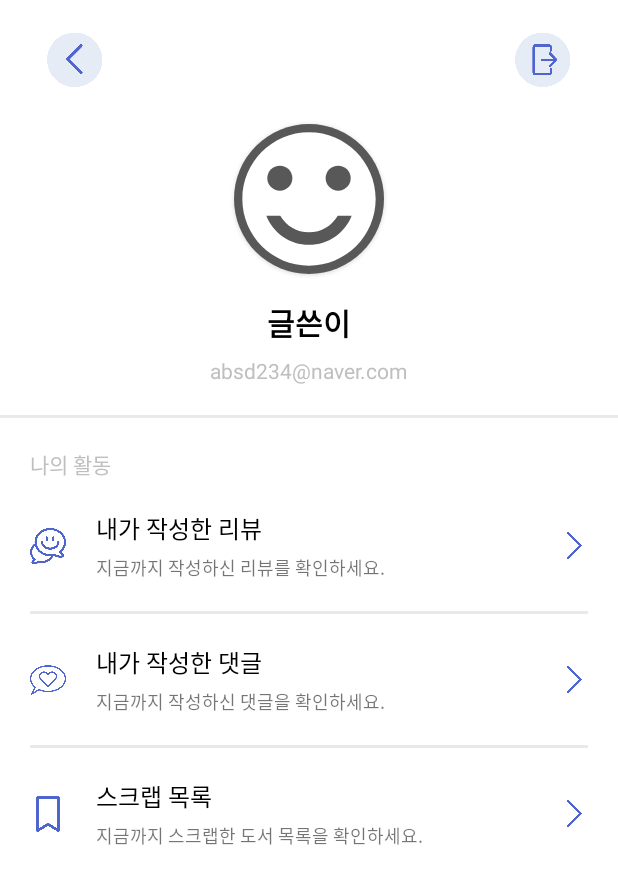
After one commit to PNU-2020-team4/Book-Review-Platform-Front-End, an Android app: the layout activity_my_page.xml on its own in the app's theme, with its tools: preview values and no code run, on a phone screen of 412 x 824 dp. The commit adds this screen. Shown: the top 884 px of the screen. Run offline under Robolectric (Android 15) with nearby library versions, the phone set to English and light mode, and no system bars.

Commit message:
마이페이지 레이아웃 수정

```diff
--- a/app/build.gradle
+++ b/app/build.gradle
@@ -38,11 +38,12 @@ dependencies {
     implementation fileTree(dir: 'libs', include: ['*.jar'])
     implementation "org.jetbrains.kotlin:kotlin-stdlib-jdk7:$kotlin_version"
     implementation 'androidx.appcompat:appcompat:1.1.0'
-    implementation 'androidx.core:core-ktx:1.2.0'
+    implementation 'androidx.core:core-ktx:1.3.0'
     implementation 'androidx.constraintlayout:constraintlayout:1.1.3'
     testImplementation 'junit:junit:4.13'
     androidTestImplementation 'androidx.test.ext:junit:1.1.1'
     androidTestImplementation 'androidx.test.espresso:espresso-core:3.2.0'
+    implementation "androidx.cardview:cardview:1.0.0"
 
     implementation "androidx.navigation:navigation-fragment-ktx:2.2.2"
     implementation "androidx.navigation:navigation-ui-ktx:2.2.2"
--- a/app/src/main/java/com/example/bookreview/LoginActivity.kt
+++ b/app/src/main/java/com/example/bookreview/LoginActivity.kt
@@ -40,7 +40,11 @@ class LoginActivity : AppCompatActivity() {
             viewModel.getUserInfo()
         })
         viewModel.isPostFinished.observe(this, Observer {
-            startActivity(Intent(applicationContext, MainActivity::class.java).putExtra("profileImage", viewModel.userProfileImageSrc).putExtra("id", viewModel.id))
+            startActivity(Intent(applicationContext, MainActivity::class.java)
+                .putExtra("profileImage", viewModel.userProfileImageSrc)
+                .putExtra("id", viewModel.id)
+                .putExtra("mail", viewModel.mail)
+                .putExtra("nickname", viewModel.name))
 
             finish()
         })
--- a/app/src/main/java/com/example/bookreview/MainActivity.kt
+++ b/app/src/main/java/com/example/bookreview/MainActivity.kt
@@ -28,14 +28,15 @@ class MainActivity : AppCompatActivity() {
     override fun onCreate(savedInstanceState: Bundle?) {
         super.onCreate(savedInstanceState)
         setContentView(R.layout.activity_main)
-        setViewPager()
-        setTab()
 
         adapter = MainBestSellerAdapter(viewModel)
         main_popular_recycler.adapter = adapter
 
         val profileImage = intent.extras?.getString("profileImage")
         val id = intent.extras?.getString("id")
+        val email = intent.extras?.getString("mail")
+        val name = intent.extras?.getString("nickname")
+
         Log.e("On create Main , User profile : ", profileImage)
         Log.e("On create Main, User id : ", id)
         //status bar 투명하게 처리
@@ -53,8 +54,11 @@ class MainActivity : AppCompatActivity() {
         }
 
         main_user_button.setOnClickListener {
-            val nextIntent = Intent(this, MyPageActivity::class.java).putExtra("profileImage",profileImage)
-            nextIntent.putExtra("id", id)
+            val nextIntent = Intent(this, MyPageActivity::class.java)
+                .putExtra("profileImage",profileImage)
+                .putExtra("id", id)
+                .putExtra("mail", email)
+                .putExtra("nickname", name)
             startActivity(nextIntent)
         }
 
@@ -80,25 +84,25 @@ class MainActivity : AppCompatActivity() {
         finish()
     }
 
-    private fun setViewPager() {
-        viewpager.adapter = object : FragmentStateAdapter(this) {
-
-            override fun createFragment(position: Int): Fragment {
-                return ResourceStore.pagerFragments[position]
-            }
-
-            override fun getItemCount(): Int {
-                return ResourceStore.tabList.size
-            }
-        }
-    }
-
-    private fun setTab() {
-        TabLayoutMediator(tab_layout, viewpager) { tab : TabLayout.Tab, position ->
-            tab.text = ResourceStore.tabList[position]
-            main_title.setOnClickListener(){
-                viewpager.setCurrentItem(TabLayout.Tab.INVALID_POSITION, true)
-            }
-        }.attach()
-    }
+//    private fun setViewPager() {
+//        viewpager.adapter = object : FragmentStateAdapter(this) {
+//
+//            override fun createFragment(position: Int): Fragment {
+//                return ResourceStore.pagerFragments[position]
+//            }
+//
+//            override fun getItemCount(): Int {
+//                return ResourceStore.tabList.size
+//            }
+//        }
+//    }
+//
+//    private fun setTab() {
+//        TabLayoutMediator(tab_layout, viewpager) { tab : TabLayout.Tab, position ->
+//            tab.text = ResourceStore.tabList[position]
+//            main_title.setOnClickListener(){
+//                viewpager.setCurrentItem(TabLayout.Tab.INVALID_POSITION, true)
+//            }
+//        }.attach()
+//    }
 }
--- a/app/src/main/java/com/example/bookreview/ui/myPage/MyPageActivity.kt
+++ b/app/src/main/java/com/example/bookreview/ui/myPage/MyPageActivity.kt
@@ -1,48 +1,62 @@
 package com.example.bookreview.ui.myPage
 
 import android.content.Intent
+import android.graphics.Color
 import android.os.Bundle
+import android.view.View
 import androidx.appcompat.app.AppCompatActivity
 import com.example.bookreview.R
 import com.example.bookreview.viewModel.MainViewModel
 import com.squareup.picasso.Picasso
+import kotlinx.android.synthetic.main.activity_my_page.*
 import kotlinx.android.synthetic.main.my_page.*
 import org.koin.androidx.viewmodel.ext.android.viewModel
 
 class MyPageActivity : AppCompatActivity() {
-    private val viewModel by viewModel<MainViewModel>()
 
     override fun onCreate(savedInstanceState: Bundle?) {
         super.onCreate(savedInstanceState)
-        setContentView(R.layout.my_page)
-        Picasso.get().load(intent.extras?.getString("profileImage")).into(user_profile_img)
+        setContentView(R.layout.activity_my_page)
+        this.window.apply {
+            //clearFlags(WindowManager.LayoutParams.FLAG_TRANSLUCENT_STATUS)
+            //addFlags(WindowManager.LayoutParams.FLAG_DRAWS_SYSTEM_BAR_BACKGROUNDS)
+            decorView.systemUiVisibility = View.SYSTEM_UI_FLAG_LIGHT_STATUS_BAR
+            statusBarColor = Color.WHITE
+        }
         var id = intent.extras?.getString("id")
+        var mail = intent.extras?.getString("mail")
+        var name = intent.extras?.getString("nickname")
         var profileImage = intent.extras?.getString("profileImage")
+        Picasso.get().load(profileImage).into(my_page_user_image)
 
-        my_page_back_button.setOnClickListener {
+        my_page_profile_photo.elevation = 10.0f
+        my_page_user_name.text = name
+        my_page_user_email.text = mail
+
+        my_page_back.setOnClickListener {
             finish()
         }
 
-        my_review_button.setOnClickListener {
+        my_page_my_review.setOnClickListener {
             val nextIntent = Intent(this, MyReviewActivity::class.java)
             nextIntent.putExtra("id", id)
             nextIntent.putExtra("profileImage", profileImage)
             startActivity(nextIntent)
         }
+//
+//        edit_profile_button.setOnClickListener {
+//            startActivity(Intent(this, EditProfileActivity::class.java))
+//        }
 
-        edit_profile_button.setOnClickListener {
-            startActivity(Intent(this, EditProfileActivity::class.java))
-        }
-
-        my_comment_button.setOnClickListener {
+        my_page_my_comment.setOnClickListener {
             startActivity(Intent(this, MyCommentActivity::class.java))
         }
 
-        scrap_button.setOnClickListener {
+        my_page_my_scrap.setOnClickListener {
             startActivity(Intent(this, ScrapActivity::class.java))
         }
 
-        my_page_withdrawal_button.setOnClickListener {
+        my_page_logout.setOnClickListener {
             val nextIntent = Intent(this, WithdrawalActivity::class.java)
             nextIntent.putExtra("userId", id)
             startActivity(nextIntent)
--- a/app/src/main/java/com/example/bookreview/ui/splash/SplashActivity.kt
+++ b/app/src/main/java/com/example/bookreview/ui/splash/SplashActivity.kt
@@ -33,7 +33,12 @@ class SplashActivity : AppCompatActivity() {
         })
 
         viewModel.isPostFinished.observe(this, Observer {
-            startActivity(Intent(applicationContext, MainActivity::class.java).putExtra("profileImage", viewModel.userProfileImageSrc).putExtra("id", viewModel.id))
+            startActivity(Intent(applicationContext, MainActivity::class.java)
+                .putExtra("profileImage", viewModel.userProfileImageSrc)
+                .putExtra("id", viewModel.id)
+                .putExtra("mail", viewModel.mail)
+                .putExtra("nickname", viewModel.name))
+
 
             finish()
         })
--- a/app/src/main/java/com/example/bookreview/viewModel/MainViewModel.kt
+++ b/app/src/main/java/com/example/bookreview/viewModel/MainViewModel.kt
@@ -56,6 +56,8 @@ class MainViewModel(private val serverRepository: ServerRepository,
 
     var userProfileImageSrc : String? = null
     var id : String? = null
+    var mail : String? = null
+    var name : String? = null
     var popularBookList = ArrayList<BestSeller>()
 
     var bestTitle : String? = null
@@ -96,6 +98,8 @@ class MainViewModel(private val serverRepository: ServerRepository,
 
             userProfileImageSrc = it.response.profile_image
             id = it.response.id
+            mail = it.response.email
+            name = it.response.nickname
 
             val response =  Response(it.response.age,it.response.birthday,it.response.email,
                 it.response.gender,it.response.id,it.response.name,it.response.nickname,it.response.profile_image)
--- a/app/src/main/java/com/example/bookreview/viewModel/SplashViewModel.kt
+++ b/app/src/main/java/com/example/bookreview/viewModel/SplashViewModel.kt
@@ -43,6 +43,8 @@ class SplashViewModel(private val serverRepository: ServerRepository,
 
     var userProfileImageSrc : String? = null
     var id : String? = null
+    var mail : String? = null
+    var name : String? = null
 
     private val compositeDisposable = CompositeDisposable()
     private fun addDisposable(disposable: Disposable) {
@@ -81,9 +83,12 @@ class SplashViewModel(private val serverRepository: ServerRepository,
                 Log.e("test user info email",it.response.email)
                 Log.e("test user info image",it.response.profile_image)
                 Log.e("test user info id", it.response.id)
+                Log.e("test user info nickname", it.response.nickname)
 
                 userProfileImageSrc = it.response.profile_image
                 id = it.response.id
+                mail = it.response.email
+                name = it.response.nickname
 
                 val response =  Response(it.response.age,it.response.birthday,it.response.email,
                     it.response.gender,it.response.id,it.response.name,it.response.nickname,it.response.profile_image)
--- /dev/null
+++ b/app/src/main/res/drawable/shape_rect.xml
@@ -0,0 +1,5 @@
+<shape xmlns:android="http://schemas.android.com/apk/res/android"
+    android:shape="rectangle">
+    <solid android:color="#ffffffff" />
+    <corners android:radius="5dp" />
+</shape>
--- a/app/src/main/res/layout/activity_main.xml
+++ b/app/src/main/res/layout/activity_main.xml
@@ -103,7 +103,7 @@
                     android:layout_width="wrap_content"
                     android:layout_height="wrap_content"
                     android:text="책 제목"
-                    android:textSize="21sp"
+                    android:textSize="20sp"
                     android:textStyle="bold"
                     android:textColor="@color/black"
                     app:layout_constraintStart_toEndOf="@+id/main_best_seller_image"
--- /dev/null
+++ b/app/src/main/res/layout/activity_my_page.xml
@@ -0,0 +1,282 @@
+<?xml version="1.0" encoding="utf-8"?>
+<androidx.constraintlayout.widget.ConstraintLayout xmlns:android="http://schemas.android.com/apk/res/android"
+    android:layout_width="match_parent"
+    android:layout_height="match_parent"
+    xmlns:app="http://schemas.android.com/apk/res-auto">
+    <ImageButton
+        android:id="@+id/my_page_back"
+        android:layout_width="40dp"
+        android:layout_height="40dp"
+        android:background="@drawable/back_button_2"
+        app:layout_constraintTop_toTopOf="parent"
+        app:layout_constraintStart_toStartOf="parent"
+        android:layout_marginTop="20dp"
+        android:layout_marginStart="30dp"/>
+    <ImageButton
+        android:id="@+id/my_page_logout"
+        android:layout_width="40dp"
+        android:layout_height="40dp"
+        android:background="@drawable/ic_logout"
+        app:layout_constraintTop_toTopOf="parent"
+        app:layout_constraintEnd_toEndOf="parent"
+        android:layout_marginTop="20dp"
+        android:layout_marginEnd="30dp"/>
+    <androidx.constraintlayout.widget.Guideline
+        android:id="@+id/my_page_guideline_hor_1"
+        android:layout_width="wrap_content"
+        android:layout_height="wrap_content"
+        android:orientation="horizontal"
+        app:layout_constraintGuide_percent="0.1"
+        />
+    <androidx.cardview.widget.CardView
+        android:id="@+id/my_page_profile_photo"
+        android:layout_width="100dp"
+        android:layout_height="100dp"
+        app:cardCornerRadius="50dp"
+        android:elevation="7dp"
+        android:background="@drawable/shape_rect"
+        app:layout_constraintEnd_toEndOf="parent"
+        app:layout_constraintStart_toStartOf="parent"
+        app:layout_constraintTop_toTopOf="@+id/my_page_guideline_hor_1">
+        <ImageView
+            android:id="@+id/my_page_user_image"
+            android:layout_width="133dp"
+            android:layout_height="140dp"
+            android:layout_gravity="center"
+            android:contentDescription="@string/contentDescription"
+            android:src="@drawable/ic_user" />
+    </androidx.cardview.widget.CardView>
+    <TextView
+        android:id="@+id/my_page_user_name"
+        android:layout_width="wrap_content"
+        android:layout_height="wrap_content"
+        android:text="@string/author"
+        android:textSize="20sp"
+        android:textStyle="bold"
+        android:textColor="@color/black"
+        app:layout_constraintTop_toBottomOf="@+id/my_page_profile_photo"
+        app:layout_constraintEnd_toEndOf="parent"
+        app:layout_constraintStart_toStartOf="parent"
+        android:layout_marginTop="17dp"
+        />
+    <TextView
+        android:id="@+id/my_page_user_email"
+        android:layout_width="wrap_content"
+        android:layout_height="wrap_content"
+        android:text="absd234@naver.com"
+        android:textSize="14sp"
+        app:layout_constraintTop_toBottomOf="@+id/my_page_user_name"
+        app:layout_constraintEnd_toEndOf="parent"
+        app:layout_constraintStart_toStartOf="parent"
+        android:layout_marginTop="7dp"
+        android:textColor="@color/grey_trans"
+        />
+    <View
+        android:id="@+id/my_page_separate_line_1"
+        android:layout_width="match_parent"
+        android:layout_height="2dp"
+        android:background="@color/grey_trans_2"
+        app:layout_constraintTop_toBottomOf="@id/my_page_user_email"
+        android:layout_marginVertical="20dp"
+        />
+    <TextView
+        android:id="@+id/my_page_activity_layout"
+        android:layout_width="wrap_content"
+        android:layout_height="wrap_content"
+        android:text="나의 활동"
+        android:textSize="14sp"
+        app:layout_constraintTop_toBottomOf="@+id/my_page_separate_line_1"
+        app:layout_constraintStart_toStartOf="parent"
+        android:layout_marginTop="20dp"
+        android:layout_marginStart="20dp"
+        android:textColor="@color/grey_trans"
+        />
+    <LinearLayout
+        android:id="@+id/my_page_activity"
+        android:orientation="vertical"
+        android:layout_width="match_parent"
+        android:layout_height="wrap_content"
+        app:layout_constraintTop_toBottomOf="@+id/my_page_activity_layout"
+        android:layout_marginTop="10dp"
+        >
+        <androidx.constraintlayout.widget.ConstraintLayout
+            android:id="@+id/my_page_my_review"
+            android:layout_width="match_parent"
+            android:layout_height="wrap_content"
+            android:clickable="true"
+            android:focusable="true"
+            android:foreground="?android:attr/selectableItemBackground">
+            <androidx.appcompat.widget.AppCompatImageView
+                android:id="@+id/my_page_my_review_image"
+                android:layout_width="24dp"
+                android:layout_height="24dp"
+                app:layout_constraintTop_toTopOf="parent"
+                app:layout_constraintBottom_toBottomOf="parent"
+                app:layout_constraintStart_toStartOf="parent"
+                android:layout_margin="20dp"
+                android:src="@drawable/ic_review"
+                />
+            <TextView
+                android:id="@+id/my_page_my_review_title"
+                android:layout_width="wrap_content"
+                android:layout_height="wrap_content"
+                android:text="내가 작성한 리뷰"
+                android:textColor="@color/black"
+                android:textSize="16sp"
+                app:layout_constraintStart_toEndOf="@+id/my_page_my_review_image"
+                app:layout_constraintTop_toTopOf="parent"
+                android:layout_marginStart="20dp"
+                android:layout_marginTop="10dp"
+                />
+            <TextView
+                android:id="@+id/my_page_my_review_desc"
+                android:layout_width="wrap_content"
+                android:layout_height="wrap_content"
+                android:text="지금까지 작성하신 리뷰를 확인하세요."
+                android:textSize="12sp"
+                app:layout_constraintBottom_toBottomOf="parent"
+                app:layout_constraintStart_toEndOf="@+id/my_page_my_review_image"
+                app:layout_constraintTop_toBottomOf="@+id/my_page_my_review_title"
+                android:layout_marginStart="20dp"
+                android:layout_marginBottom="10dp"
+                android:layout_marginTop="5dp"
+                />
+            <ImageView
+                android:layout_width="18dp"
+                android:layout_height="18dp"
+                android:src="@drawable/ic_next"
+                app:layout_constraintEnd_toEndOf="parent"
+                app:layout_constraintTop_toTopOf="parent"
+                app:layout_constraintBottom_toBottomOf="parent"
+                android:layout_margin="20dp"
+                />
+        </androidx.constraintlayout.widget.ConstraintLayout>
+
+        <View
+            android:id="@+id/my_page_separate_line_2"
+            android:layout_width="wrap_content"
+            android:layout_height="2dp"
+            android:layout_marginHorizontal="20dp"
+            android:layout_marginVertical="10dp"
+            android:background="@color/grey_trans_2"
+            app:layout_constraintTop_toBottomOf="@id/my_page_user_email"
+            />
+
+        <androidx.constraintlayout.widget.ConstraintLayout
+            android:id="@+id/my_page_my_comment"
+            android:layout_width="match_parent"
+            android:layout_height="wrap_content"
+            android:clickable="true"
+            android:focusable="true"
+            android:foreground="?android:attr/selectableItemBackground">
+            <androidx.appcompat.widget.AppCompatImageView
+                android:id="@+id/my_page_my_comment_image"
+                android:layout_width="24dp"
+                android:layout_height="24dp"
+                app:layout_constraintTop_toTopOf="parent"
+                app:layout_constraintBottom_toBottomOf="parent"
+                app:layout_constraintStart_toStartOf="parent"
+                android:layout_margin="20dp"
+                android:src="@drawable/ic_comment"
+                />
+            <TextView
+                android:id="@+id/my_page_my_comment_title"
+                android:layout_width="wrap_content"
+                android:layout_height="wrap_content"
+                android:text="내가 작성한 댓글"
+                android:textColor="@color/black"
+                android:textSize="16sp"
+                app:layout_constraintStart_toEndOf="@+id/my_page_my_comment_image"
+                app:layout_constraintTop_toTopOf="parent"
+                android:layout_marginStart="20dp"
+                android:layout_marginTop="10dp"
+                />
+            <TextView
+                android:id="@+id/my_page_my_comment_desc"
+                android:layout_width="wrap_content"
+                android:layout_height="wrap_content"
+                android:text="지금까지 작성하신 댓글을 확인하세요."
+                android:textSize="12sp"
+                app:layout_constraintBottom_toBottomOf="parent"
+                app:layout_constraintStart_toEndOf="@+id/my_page_my_comment_image"
+                app:layout_constraintTop_toBottomOf="@+id/my_page_my_comment_title"
+                android:layout_marginStart="20dp"
+                android:layout_marginBottom="10dp"
+                android:layout_marginTop="5dp"
+                />
+            <ImageView
+                android:layout_width="18dp"
+                android:layout_height="18dp"
+                android:src="@drawable/ic_next"
+                app:layout_constraintEnd_toEndOf="parent"
+                app:layout_constraintTop_toTopOf="parent"
+                app:layout_constraintBottom_toBottomOf="parent"
+                android:layout_margin="20dp"
+                />
+        </androidx.constraintlayout.widget.ConstraintLayout>
+
+        <View
+            android:id="@+id/my_page_separate_line_3"
+            android:layout_width="wrap_content"
+            android:layout_height="2dp"
+            android:layout_marginHorizontal="20dp"
+            android:layout_marginVertical="10dp"
+            android:background="@color/grey_trans_2"
+            app:layout_constraintTop_toBottomOf="@id/my_page_user_email"
+            />
+
+        <androidx.constraintlayout.widget.ConstraintLayout
+            android:id="@+id/my_page_my_scrap"
+            android:layout_width="match_parent"
+            android:layout_height="wrap_content"
+            android:clickable="true"
+            android:focusable="true"
+            android:foreground="?android:attr/selectableItemBackground">
+            <androidx.appcompat.widget.AppCompatImageView
+                android:id="@+id/my_page_my_scrap_image"
+                android:layout_width="24dp"
+                android:layout_height="24dp"
+                app:layout_constraintTop_toTopOf="parent"
+                app:layout_constraintBottom_toBottomOf="parent"
+                app:layout_constraintStart_toStartOf="parent"
+                android:layout_margin="20dp"
+                android:src="@drawable/ic_bookmark"
+                />
+            <TextView
+                android:id="@+id/my_page_my_scrap_title"
+                android:layout_width="wrap_content"
+                android:layout_height="wrap_content"
+                android:text="스크랩 목록"
+                android:textColor="@color/black"
+                android:textSize="16sp"
+                app:layout_constraintStart_toEndOf="@+id/my_page_my_scrap_image"
+                app:layout_constraintTop_toTopOf="parent"
+                android:layout_marginStart="20dp"
+                android:layout_marginTop="10dp"
+                />
+            <TextView
+                android:id="@+id/my_page_my_scrap_desc"
+                android:layout_width="wrap_content"
+                android:layout_height="wrap_content"
+                android:text="지금까지 스크랩한 도서 목록을 확인하세요."
+                android:textSize="12sp"
+                app:layout_constraintBottom_toBottomOf="parent"
+                app:layout_constraintStart_toEndOf="@+id/my_page_my_scrap_image"
+                app:layout_constraintTop_toBottomOf="@+id/my_page_my_scrap_title"
+                android:layout_marginStart="20dp"
+                android:layout_marginBottom="10dp"
+                android:layout_marginTop="5dp"
+                />
+            <ImageView
+                android:layout_width="18dp"
+                android:layout_height="18dp"
+                android:src="@drawable/ic_next"
+                app:layout_constraintEnd_toEndOf="parent"
+                app:layout_constraintTop_toTopOf="parent"
+                app:layout_constraintBottom_toBottomOf="parent"
+                android:layout_margin="20dp"
+                />
+        </androidx.constraintlayout.widget.ConstraintLayout>
+    </LinearLayout>
+
+</androidx.constraintlayout.widget.ConstraintLayout>
--- a/app/src/main/res/layout/book.xml
+++ b/app/src/main/res/layout/book.xml
@@ -14,7 +14,6 @@
             android:id="@+id/book_information_back_button"
             android:layout_width="40dp"
             android:layout_height="40dp"
-
             android:background="@drawable/back_button_2"
             app:layout_constraintTop_toTopOf="parent"
             app:layout_constraintStart_toStartOf="parent"
--- a/app/src/main/res/values/colors.xml
+++ b/app/src/main/res/values/colors.xml
@@ -7,6 +7,8 @@
     <color name="white">#ffffff</color>
     <color name="black">#000000</color>
     <color name="transparent">#00ffffff</color>
+    <color name="grey_trans">#BFBFBF</color>
+    <color name="grey_trans_2">#77D1D1D1</color>
     <color name="shadow"><gradient android:startColor="#dddddd" android:endColor="#000000"/></color>
 
 </resources>
```
Also changed, not shown: app/src/main/res/drawable/ic_bookmark.png (added), app/src/main/res/drawable/ic_comment.png (added), app/src/main/res/drawable/ic_logout.png (added), app/src/main/res/drawable/ic_next.png (added), app/src/main/res/drawable/ic_review.png (added).
